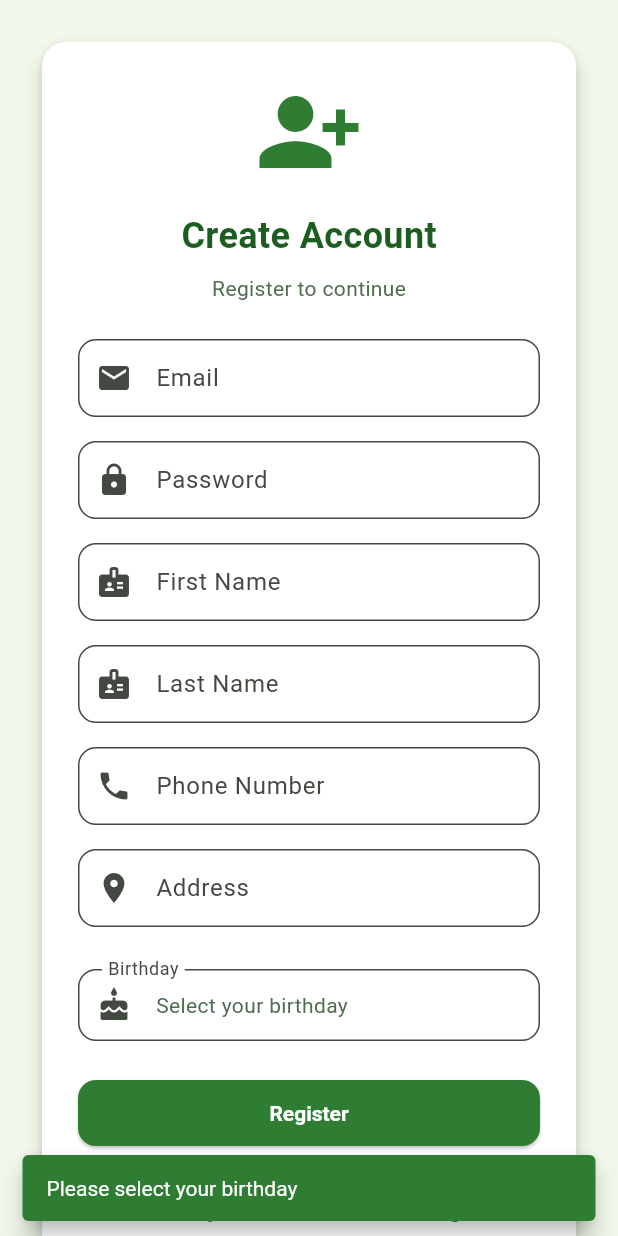
After one commit to abdelmoughith/flutter-project, a Flutter app: the RegisterPage screen opened directly, after a tap on "Register", on a phone screen of 412 x 824 dp. The commit adds this screen. Run offline on Flutter 3.47's test engine with Material 3 defaults, Android fonts, the phone set to English and light mode, and no system bars; our stand-ins replace shared_preferences; accounts and stored records are empty; network calls fail.

Commit message:
everything but location

```diff
--- a/lib/pages/login_page.dart
+++ b/lib/pages/login_page.dart
@@ -1,6 +1,7 @@
 import 'dart:convert';
 import 'package:flutter/material.dart';
 import 'package:http/http.dart' as http;
+import 'package:practice/pages/register_page.dart';
 import 'package:shared_preferences/shared_preferences.dart';
 import '../main.dart';
 import '../theme/app_colors.dart';
@@ -163,6 +164,31 @@ class _LoginPageState extends State<LoginPage> {
                       style: TextStyle(color: AppColors.primary),
                     ),
                   ),
+                  Row(
+                    mainAxisAlignment: MainAxisAlignment.center,
+                    children: [
+                      Text(
+                        "Don’t have an account? ",
+                        style: TextStyle(color: AppColors.textSecondary),
+                      ),
+                      GestureDetector(
+                        onTap: () {
+                          Navigator.push(
+                            context,
+                            MaterialPageRoute(builder: (_) => const RegisterPage()),
+                          );
+                        },
+                        child: Text(
+                          "Register",
+                          style: TextStyle(
+                            color: AppColors.primary,
+                            fontWeight: FontWeight.bold,
+                          ),
+                        ),
+                      ),
+                    ],
+                  ),
+
                 ],
               ),
             ),
--- /dev/null
+++ b/lib/pages/register_page.dart
@@ -0,0 +1,198 @@
+import 'dart:convert';
+import 'package:flutter/material.dart';
+import 'package:http/http.dart' as http;
+import '../theme/app_colors.dart';
+import '../utils/api_config.dart';
+
+class RegisterPage extends StatefulWidget {
+  const RegisterPage({super.key});
+
+  @override
+  State<RegisterPage> createState() => _RegisterPageState();
+}
+
+class _RegisterPageState extends State<RegisterPage> {
+  final _emailController = TextEditingController();
+  final _passwordController = TextEditingController();
+  final _firstNameController = TextEditingController();
+  final _lastNameController = TextEditingController();
+  final _phoneController = TextEditingController();
+  final _addressController = TextEditingController();
+
+  DateTime? _birthday;
+  bool _isLoading = false;
+  final double _cardPadding = 24.0;
+
+  Future<void> _selectBirthday() async {
+    final picked = await showDatePicker(
+      context: context,
+      initialDate: DateTime(2005),
+      firstDate: DateTime(1900),
+      lastDate: DateTime.now(),
+    );
+
+    if (picked != null) {
+      setState(() {
+        _birthday = picked;
+      });
+    }
+  }
+
+  Future<void> register() async {
+    if (_birthday == null) {
+      _showSnackBar("Please select your birthday");
+      return;
+    }
+
+    setState(() => _isLoading = true);
+
+    try {
+      final response = await http.post(
+        Uri.parse(ApiConfig.register),
+        headers: {'Content-Type': 'application/json'},
+        body: jsonEncode({
+          "email": _emailController.text.trim(),
+          "password": _passwordController.text.trim(),
+          "firstName": _firstNameController.text.trim(),
+          "lastName": _lastNameController.text.trim(),
+          "phoneNumber": _phoneController.text.trim(),
+          "address": _addressController.text.trim(),
+          "birthday": _birthday!.toIso8601String().split('T').first,
+        }),
+      );
+
+      // ✅ SUCCESS: backend returns plain string
+      if (response.statusCode == 200 || response.statusCode == 201) {
+        _showSnackBar(response.body);
+        Navigator.pop(context); // back to login
+        return;
+      }
+
+      // ❌ ERROR: backend returns JSON
+      final decoded = jsonDecode(response.body);
+      _showSnackBar(decoded.values.first.toString());
+
+    } catch (e) {
+      _showSnackBar("Error: $e");
+    } finally {
+      setState(() => _isLoading = false);
+    }
+  }
+
+  void _showSnackBar(String message) {
+    ScaffoldMessenger.of(context)
+        .showSnackBar(SnackBar(content: Text(message)));
+  }
+
+  @override
+  Widget build(BuildContext context) {
+    return Scaffold(
+      backgroundColor: AppColors.background,
+      body: Center(
+        child: SingleChildScrollView(
+          padding: EdgeInsets.all(_cardPadding),
+          child: Card(
+            shape: RoundedRectangleBorder(
+              borderRadius: BorderRadius.circular(16),
+            ),
+            elevation: 5,
+            color: AppColors.surface,
+            child: Padding(
+              padding: EdgeInsets.all(_cardPadding),
+              child: Column(
+                mainAxisSize: MainAxisSize.min,
+                children: [
+                  Icon(Icons.person_add_alt_1,
+                      size: 72, color: AppColors.primary),
+                  const SizedBox(height: 16),
+
+                  Text(
+                    "Create Account",
+                    style: TextStyle(
+                      fontSize: 24,
+                      fontWeight: FontWeight.bold,
+                      color: AppColors.textPrimary,
+                    ),
+                  ),
+                  const SizedBox(height: 8),
+                  Text(
+                    "Register to continue",
+                    style: TextStyle(color: AppColors.textSecondary),
+                  ),
+                  const SizedBox(height: 24),
+
+                  _input(_emailController, "Email", Icons.email),
+                  _input(_passwordController, "Password", Icons.lock,
+                      obscure: true),
+                  _input(_firstNameController, "First Name", Icons.badge),
+                  _input(_lastNameController, "Last Name", Icons.badge),
+                  _input(_phoneController, "Phone Number", Icons.phone),
+                  _input(_addressController, "Address", Icons.location_on),
+
+                  const SizedBox(height: 12),
+
+                  // 🎂 Birthday selector
+                  InkWell(
+                    onTap: _selectBirthday,
+                    child: InputDecorator(
+                      decoration: const InputDecoration(
+                        labelText: "Birthday",
+                        prefixIcon: Icon(Icons.cake),
+                      ),
+                      child: Text(
+                        _birthday == null
+                            ? "Select your birthday"
+                            : _birthday!
+                            .toIso8601String()
+                            .split('T')
+                            .first,
+                      ),
+                    ),
+                  ),
+
+                  const SizedBox(height: 24),
+
+                  SizedBox(
+                    width: double.infinity,
+                    child: ElevatedButton(
+                      onPressed: _isLoading ? null : register,
+                      child: _isLoading
+                          ? const CircularProgressIndicator(
+                          color: Colors.white)
+                          : const Text("Register"),
+                    ),
+                  ),
+
+                  const SizedBox(height: 16),
+
+                  TextButton(
+                    onPressed: () => Navigator.pop(context),
+                    child: Text(
+                      "Already have an account? Login",
+                      style: TextStyle(color: AppColors.primary),
+                    ),
+                  ),
+                ],
+              ),
+            ),
+          ),
+        ),
+      ),
+    );
+  }
+
+  Widget _input(TextEditingController c, String label, IconData icon,
+      {bool obscure = false}) {
+    return Padding(
+      padding: const EdgeInsets.only(bottom: 16),
+      child: TextField(
+        controller: c,
+        obscureText: obscure,
+        decoration: InputDecoration(
+          labelText: label,
+          prefixIcon: Icon(icon),
+        ),
+      ),
+    );
+  }
+}
--- a/lib/utils/api_config.dart
+++ b/lib/utils/api_config.dart
@@ -1,7 +1,8 @@
 class ApiConfig {
-  static const String baseUrl = 'http://10.84.194.180:8880';
+  static const String baseUrl = 'http://10.64.30.180:8880';
   // auth
   static const String login = '$baseUrl/auth/login';
+  static const String register = '$baseUrl/auth/register';
   static const String username = '$baseUrl/api/user';
   static const String user = '$baseUrl/api/user/user';
 
```
